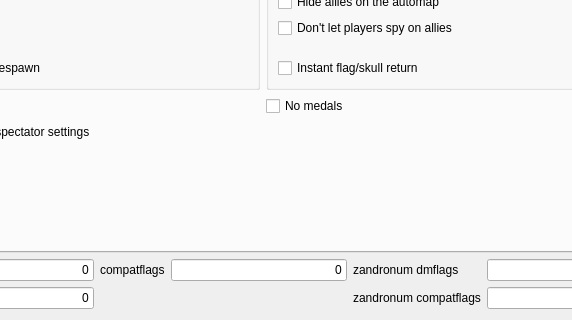
The window that src/plugins/zandronum/createserverdialogpages/flagspage.ui (Destroyerrrocket/doomseeker-unofficial) describes before a commit, drawn with Qt 5; both pictures show x 147 to 719 and y 201 to 521 of the 820 by 521 pixel window.
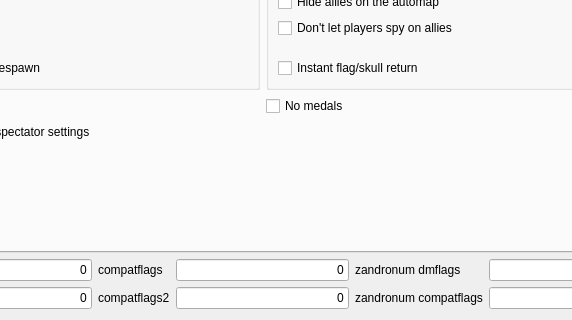
The same window after the commit. Custom widgets are drawn as their Qt base class.

Diff of the .ui file:
```diff
--- a/src/plugins/zandronum/createserverdialogpages/flagspage.ui
+++ b/src/plugins/zandronum/createserverdialogpages/flagspage.ui
@@ -7,7 +7,7 @@
     <x>0</x>
     <y>0</y>
     <width>820</width>
-    <height>490</height>
+    <height>476</height>
    </rect>
   </property>
   <property name="windowTitle">
@@ -1823,6 +1823,23 @@
        </property>
       </widget>
      </item>
+     <item row="1" column="2">
+      <widget class="QLabel" name="label_15">
+       <property name="text">
+        <string>compatflags2</string>
+       </property>
+      </widget>
+     </item>
+     <item row="1" column="3">
+      <widget class="QLineEdit" name="leCompatflags2">
+       <property name="text">
+        <string>0</string>
+       </property>
+       <property name="alignment">
+        <set>Qt::AlignRight|Qt::AlignTrailing|Qt::AlignVCenter</set>
+       </property>
+      </widget>
+     </item>
     </layout>
    </item>
   </layout>
```
